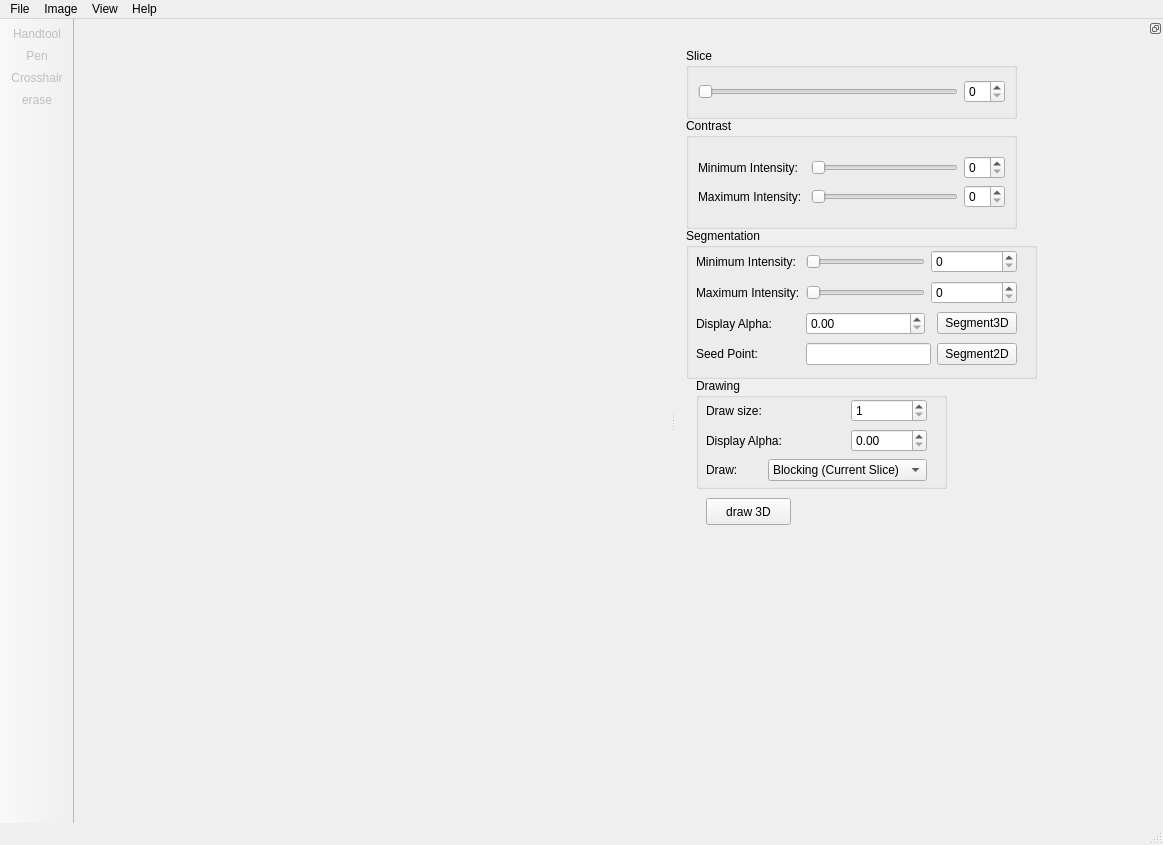
delcypher/simi-qt, file src/mainwindow.ui: the form before one commit.
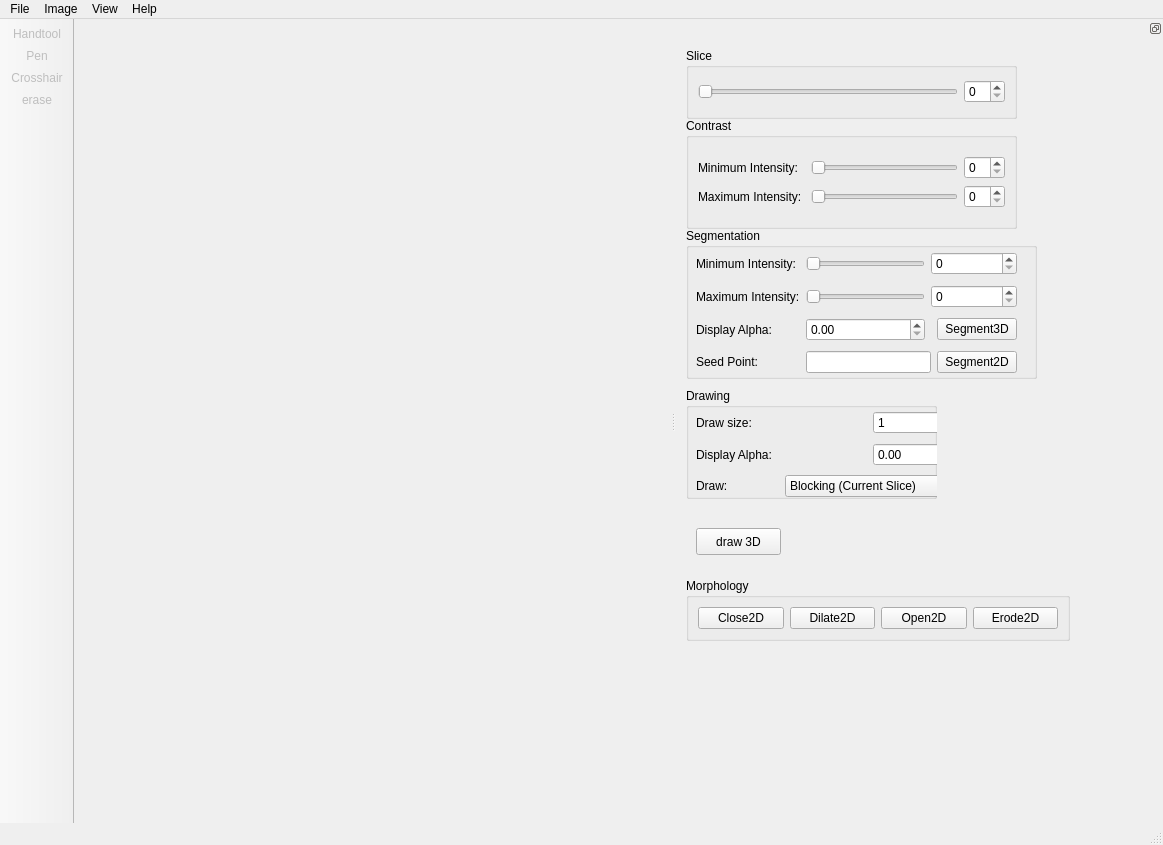
The form after the commit. Icons and pictures are not drawn. Custom widgets are drawn as their Qt base class.

Commit message: Added morphology panel

```diff
--- a/src/mainwindow.ui
+++ b/src/mainwindow.ui
@@ -221,8 +221,8 @@
     <widget class="QGroupBox" name="groupBox">
      <property name="geometry">
       <rect>
-       <x>20</x>
-       <y>340</y>
+       <x>10</x>
+       <y>350</y>
        <width>251</width>
        <height>111</height>
       </rect>
@@ -235,8 +235,8 @@
        <rect>
         <x>10</x>
         <y>20</y>
-        <width>221</width>
-        <height>86</height>
+        <width>260</width>
+        <height>95</height>
        </rect>
       </property>
       <layout class="QGridLayout" name="gridLayout_6">
@@ -324,7 +324,7 @@
         <x>10</x>
         <y>20</y>
         <width>321</width>
-        <height>122</height>
+        <height>132</height>
        </rect>
       </property>
       <layout class="QGridLayout" name="gridLayout_5">
@@ -413,8 +413,8 @@
     <widget class="QPushButton" name="do3Drender">
      <property name="geometry">
       <rect>
-       <x>30</x>
-       <y>460</y>
+       <x>20</x>
+       <y>490</y>
        <width>85</width>
        <height>27</height>
       </rect>
@@ -423,6 +423,49 @@
       <string>draw 3D</string>
      </property>
     </widget>
+    <widget class="QGroupBox" name="morphologyGroupBox">
+     <property name="geometry">
+      <rect>
+       <x>10</x>
+       <y>540</y>
+       <width>384</width>
+       <height>63</height>
+      </rect>
+     </property>
+     <property name="title">
+      <string>Morphology</string>
+     </property>
+     <layout class="QHBoxLayout" name="horizontalLayout">
+      <item>
+       <widget class="QPushButton" name="doClose2D">
+        <property name="text">
+         <string>Close2D</string>
+        </property>
+       </widget>
+      </item>
+      <item>
+       <widget class="QPushButton" name="doDilate2D">
+        <property name="text">
+         <string>Dilate2D</string>
+        </property>
+       </widget>
+      </item>
+      <item>
+       <widget class="QPushButton" name="doOpen2D">
+        <property name="text">
+         <string>Open2D</string>
+        </property>
+       </widget>
+      </item>
+      <item>
+       <widget class="QPushButton" name="doErode2D">
+        <property name="text">
+         <string>Erode2D</string>
+        </property>
+       </widget>
+      </item>
+     </layout>
+    </widget>
    </widget>
   </widget>
   <action name="actionOpen_Image">
```
Left out of the diff: 2 changed lines with no effect on the pictures.
